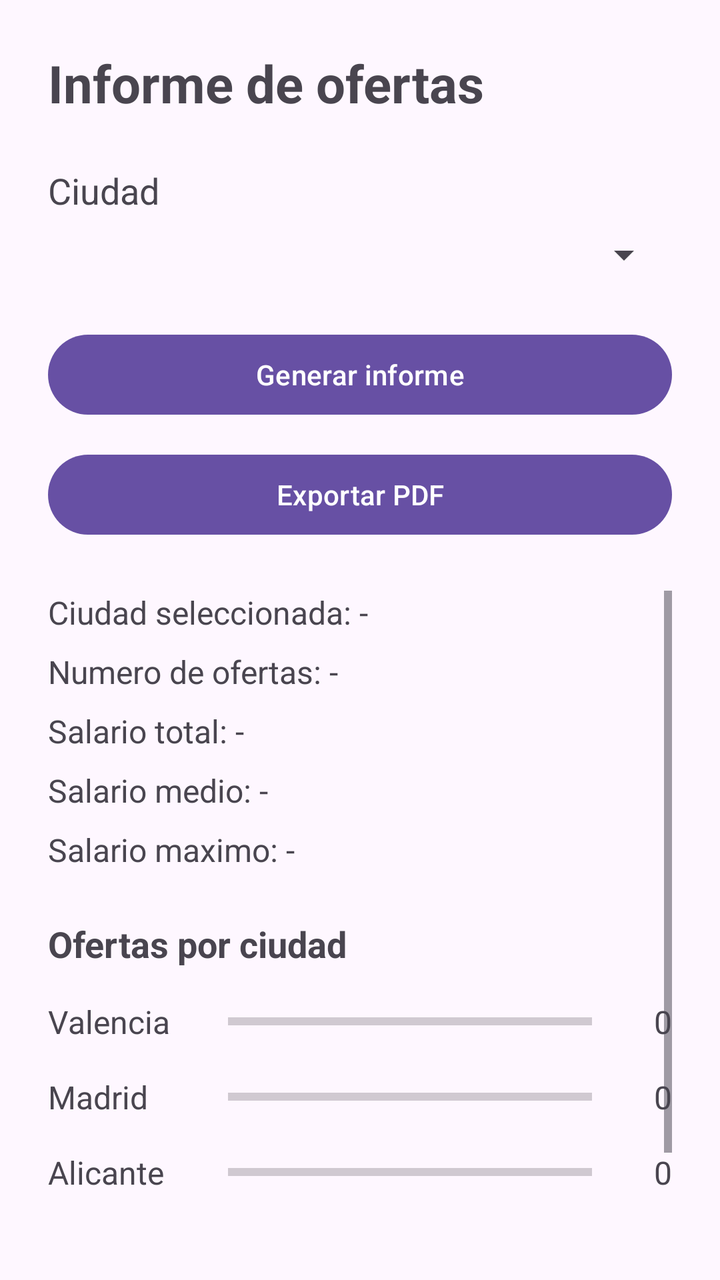
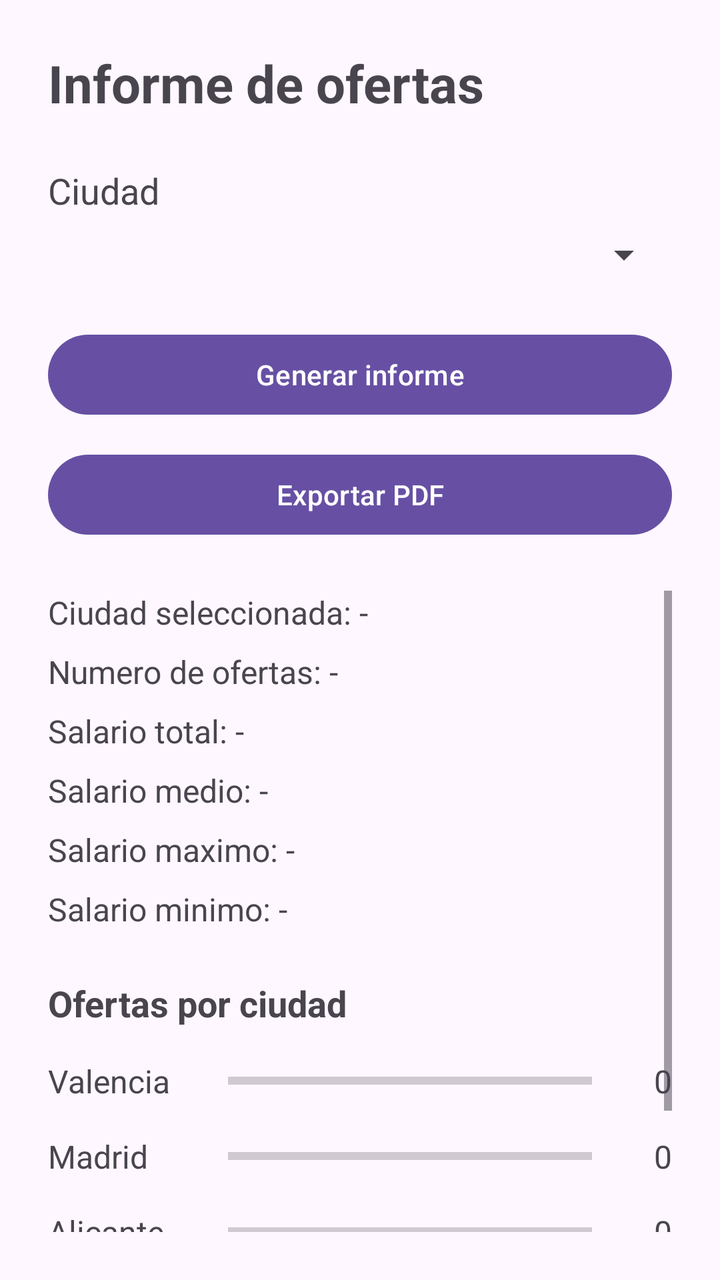

Compare the two renders of this Android layout. The source of the first and the diff that turns it into the second are given below.
<!-- AndroidManifest.xml: application theme Theme.RA5GenerarInformes -->
<!-- res/layout/activity_main.xml -->
<?xml version="1.0" encoding="utf-8"?>
<LinearLayout xmlns:android="http://schemas.android.com/apk/res/android"
    xmlns:tools="http://schemas.android.com/tools"
    android:id="@+id/main"
    android:layout_width="match_parent"
    android:layout_height="match_parent"
    android:orientation="vertical"
    android:padding="24dp"
    tools:context=".MainActivity">

    <TextView
        android:id="@+id/textoTitulo"
        android:layout_width="match_parent"
        android:layout_height="wrap_content"
        android:text="Informe de ofertas"
        android:textSize="26sp"
        android:textStyle="bold" />

    <TextView
        android:id="@+id/textoCiudad"
        android:layout_width="match_parent"
        android:layout_height="wrap_content"
        android:layout_marginTop="24dp"
        android:text="Ciudad"
        android:textSize="18sp" />

    <Spinner
        android:id="@+id/spinnerCiudad"
        android:layout_width="match_parent"
        android:layout_height="wrap_content"
        android:layout_marginTop="8dp" />

    <Button
        android:id="@+id/botonGenerarInforme"
        android:layout_width="match_parent"
        android:layout_height="wrap_content"
        android:layout_marginTop="24dp"
        android:text="Generar informe" />

    <Button
        android:id="@+id/botonExportarPdf"
        android:layout_width="match_parent"
        android:layout_height="wrap_content"
        android:layout_marginTop="12dp"
        android:text="Exportar PDF" />

    <ScrollView
        android:layout_width="match_parent"
        android:layout_height="0dp"
        android:layout_marginTop="24dp"
        android:layout_weight="1">

        <LinearLayout
            android:id="@+id/contenedorInforme"
            android:layout_width="match_parent"
            android:layout_height="wrap_content"
            android:orientation="vertical">

            <TextView
                android:id="@+id/textoCiudadSeleccionada"
                android:layout_width="match_parent"
                android:layout_height="wrap_content"
                android:text="Ciudad seleccionada: -"
                android:textSize="16sp" />

            <TextView
                android:id="@+id/textoNumeroOfertas"
                android:layout_width="match_parent"
                android:layout_height="wrap_content"
                android:layout_marginTop="8dp"
                android:text="Numero de ofertas: -"
                android:textSize="16sp" />

            <TextView
                android:id="@+id/textoSalarioTotal"
                android:layout_width="match_parent"
                android:layout_height="wrap_content"
                android:layout_marginTop="8dp"
                android:text="Salario total: -"
                android:textSize="16sp" />

            <TextView
                android:id="@+id/textoSalarioMedio"
                android:layout_width="match_parent"
                android:layout_height="wrap_content"
                android:layout_marginTop="8dp"
                android:text="Salario medio: -"
                android:textSize="16sp" />

            <TextView
                android:id="@+id/textoSalarioMaximo"
                android:layout_width="match_parent"
                android:layout_height="wrap_content"
                android:layout_marginTop="8dp"
                android:text="Salario maximo: -"
                android:textSize="16sp" />

            <TextView
                android:id="@+id/textoTituloGrafico"
                android:layout_width="match_parent"
                android:layout_height="wrap_content"
                android:layout_marginTop="24dp"
                android:text="Ofertas por ciudad"
                android:textSize="18sp"
                android:textStyle="bold" />

            <LinearLayout
                android:layout_width="match_parent"
                android:layout_height="wrap_content"
                android:layout_marginTop="8dp"
                android:orientation="vertical">

                <LinearLayout
                    android:layout_width="match_parent"
                    android:layout_height="wrap_content"
                    android:gravity="center_vertical"
                    android:orientation="horizontal"
                    android:paddingTop="8dp"
                    android:paddingBottom="8dp">

                    <TextView
                        android:layout_width="90dp"
                        android:layout_height="wrap_content"
                        android:text="Valencia"
                        android:textSize="16sp" />

                    <ProgressBar
                        android:id="@+id/barraValencia"
                        style="?android:attr/progressBarStyleHorizontal"
                        android:layout_width="0dp"
                        android:layout_height="20dp"
                        android:layout_weight="1"
                        android:indeterminate="false"
                        android:max="1"
                        android:progress="0" />

                    <TextView
                        android:id="@+id/textoCantidadValencia"
                        android:layout_width="40dp"
                        android:layout_height="wrap_content"
                        android:gravity="end"
                        android:text="0"
                        android:textSize="16sp" />
                </LinearLayout>

                <LinearLayout
                    android:layout_width="match_parent"
                    android:layout_height="wrap_content"
                    android:gravity="center_vertical"
                    android:orientation="horizontal"
                    android:paddingTop="8dp"
                    android:paddingBottom="8dp">

                    <TextView
                        android:layout_width="90dp"
                        android:layout_height="wrap_content"
                        android:text="Madrid"
                        android:textSize="16sp" />

                    <ProgressBar
                        android:id="@+id/barraMadrid"
                        style="?android:attr/progressBarStyleHorizontal"
                        android:layout_width="0dp"
                        android:layout_height="20dp"
                        android:layout_weight="1"
                        android:indeterminate="false"
                        android:max="1"
                        android:progress="0" />

                    <TextView
                        android:id="@+id/textoCantidadMadrid"
                        android:layout_width="40dp"
                        android:layout_height="wrap_content"
                        android:gravity="end"
                        android:text="0"
                        android:textSize="16sp" />
                </LinearLayout>

                <LinearLayout
                    android:layout_width="match_parent"
                    android:layout_height="wrap_content"
                    android:gravity="center_vertical"
                    android:orientation="horizontal"
                    android:paddingTop="8dp"
                    android:paddingBottom="8dp">

                    <TextView
                        android:layout_width="90dp"
                        android:layout_height="wrap_content"
                        android:text="Alicante"
                        android:textSize="16sp" />

                    <ProgressBar
                        android:id="@+id/barraAlicante"
                        style="?android:attr/progressBarStyleHorizontal"
                        android:layout_width="0dp"
                        android:layout_height="20dp"
                        android:layout_weight="1"
                        android:indeterminate="false"
                        android:max="1"
                        android:progress="0" />

                    <TextView
                        android:id="@+id/textoCantidadAlicante"
                        android:layout_width="40dp"
                        android:layout_height="wrap_content"
                        android:gravity="end"
                        android:text="0"
                        android:textSize="16sp" />
                </LinearLayout>
            </LinearLayout>

            <TextView
                android:id="@+id/textoTituloListado"
                android:layout_width="match_parent"
                android:layout_height="wrap_content"
                android:layout_marginTop="24dp"
                android:text="Ofertas"
                android:textSize="18sp"
                android:textStyle="bold" />

            <LinearLayout
                android:id="@+id/contenedorOfertas"
                android:layout_width="match_parent"
                android:layout_height="wrap_content"
                android:layout_marginTop="8dp"
                android:orientation="vertical" />
        </LinearLayout>
    </ScrollView>
</LinearLayout>
<!-- resources referenced by this layout -->
<resources>
  <style name="Theme.RA5GenerarInformes" parent="Base.Theme.RA5GenerarInformes" />
  <style name="Base.Theme.RA5GenerarInformes" parent="Theme.Material3.DayNight.NoActionBar">
          
          
      </style>
</resources>

<!-- the commit's change to res/layout/activity_main.xml (unified diff, before → after) -->
@@ -96,6 +96,14 @@
                 android:textSize="16sp" />
 
             <TextView
+                android:id="@+id/textoSalarioMinimo"
+                android:layout_width="match_parent"
+                android:layout_height="wrap_content"
+                android:layout_marginTop="8dp"
+                android:text="Salario minimo: -"
+                android:textSize="16sp" />
+
+            <TextView
                 android:id="@+id/textoTituloGrafico"
                 android:layout_width="match_parent"
                 android:layout_height="wrap_content"
